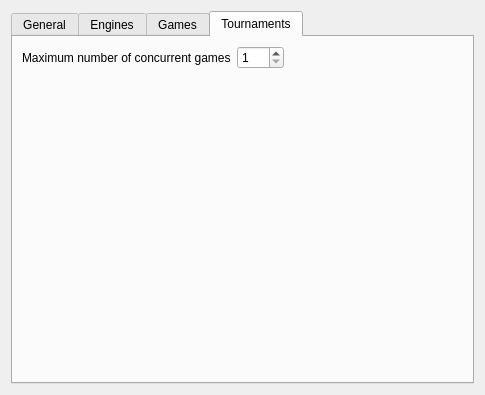
Before: the Qt Designer form projects/gui/ui/settingsdlg.ui in cutechess/cutechess, drawn with Qt 5.
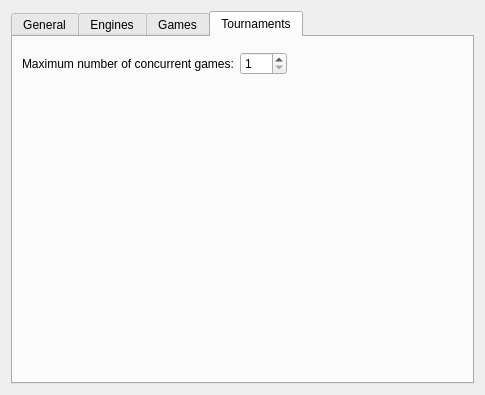
After: the same form once the commit is applied. The open tabs and pages were chosen to show the change. Custom widgets are drawn as their Qt base class.

Commit message: gui: use TournamentSettingsWidget (#83)

Diff of the .ui file:
```diff
--- a/projects/gui/ui/settingsdlg.ui
+++ b/projects/gui/ui/settingsdlg.ui
@@ -124,17 +124,12 @@
       <attribute name="title">
        <string>Tournaments</string>
       </attribute>
-      <layout class="QFormLayout" name="formLayout_3">
-       <item row="0" column="0">
-        <widget class="QLabel" name="m_concurrencyLabel">
-         <property name="text">
-          <string>Maximum number of concurrent games</string>
-         </property>
-         <property name="buddy">
-          <cstring>m_concurrencySpin</cstring>
-         </property>
-        </widget>
+      <layout class="QVBoxLayout" name="verticalLayout_4">
+       <item>
+        <widget class="TournamentSettingsWidget" name="m_tournamentSettings" native="true"/>
        </item>
+       <item>
+        <layout class="QFormLayout" name="formLayout_2">
        <item row="0" column="1">
         <widget class="QSpinBox" name="m_concurrencySpin">
          <property name="sizePolicy">
@@ -151,6 +146,31 @@
          </property>
         </widget>
        </item>
+         <item row="0" column="0">
+          <widget class="QLabel" name="m_concurrencyLabel">
+           <property name="text">
+            <string>Maximum number of concurrent games:</string>
+           </property>
+           <property name="buddy">
+            <cstring>m_concurrencySpin</cstring>
+           </property>
+          </widget>
+         </item>
+        </layout>
+       </item>
+       <item>
+        <spacer name="verticalSpacer">
+         <property name="orientation">
+          <enum>Qt::Vertical</enum>
+         </property>
+         <property name="sizeHint" stdset="0">
+          <size>
+           <width>20</width>
+           <height>40</height>
+          </size>
+         </property>
+        </spacer>
+       </item>
       </layout>
      </widget>
     </widget>
@@ -164,6 +184,12 @@
    <header>src/gamesettingswidget.h</header>
    <container>1</container>
   </customwidget>
+  <customwidget>
+   <class>TournamentSettingsWidget</class>
+   <extends>QWidget</extends>
+   <header>src/tournamentsettingswidget.h</header>
+   <container>1</container>
+  </customwidget>
   <customwidget>
    <class>EngineManagementWidget</class>
    <extends>QWidget</extends>
```
Lines whose indentation alone changed are shown as unchanged. The commit also changes 6 other files.
